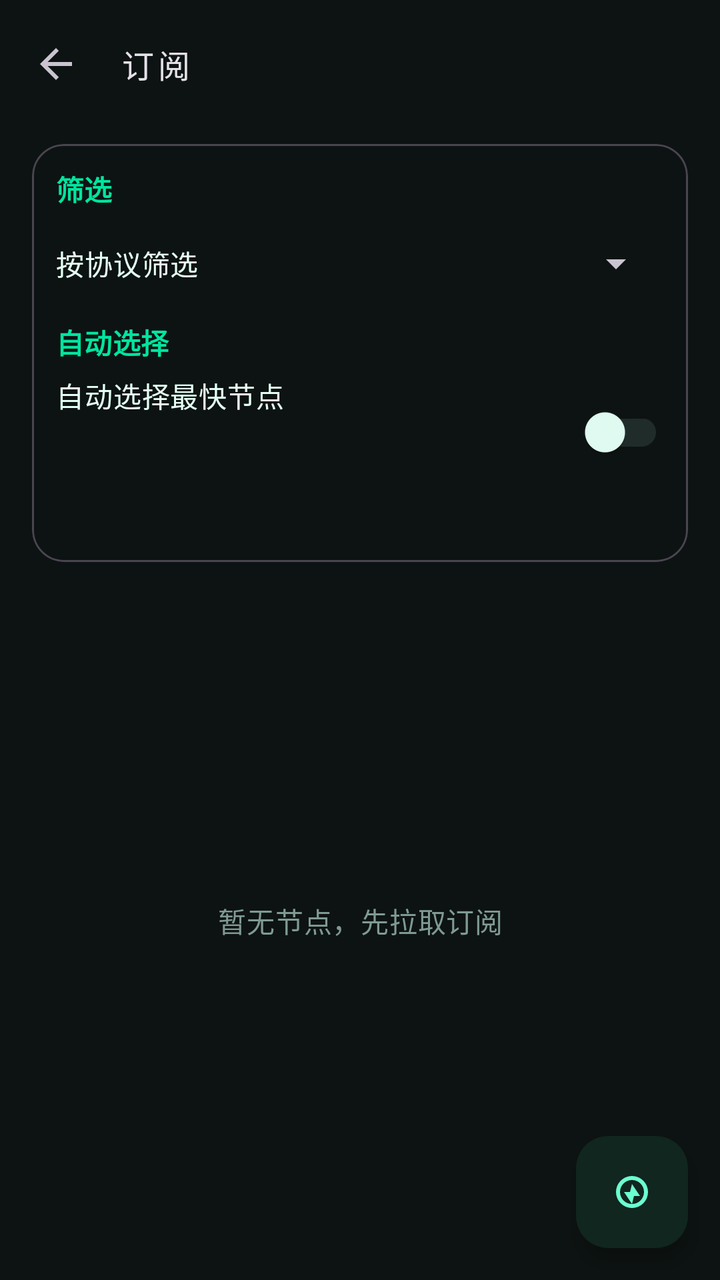
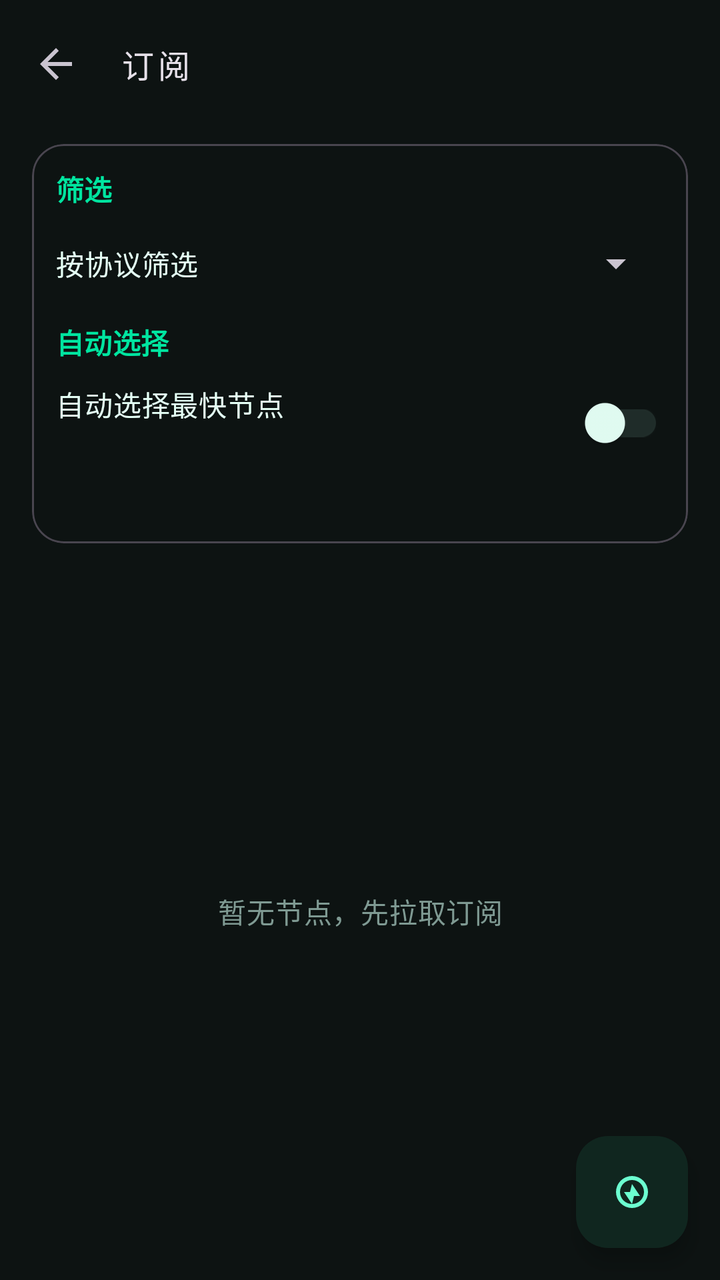

Two renders of the same Android screen: before a commit and after it. Below are the layout's source before the change and the commit's diff.
<!-- AndroidManifest.xml: application theme Theme.TunVPN -->
<!-- res/layout/activity_subscribe.xml -->
<?xml version="1.0" encoding="utf-8"?>
<LinearLayout xmlns:android="http://schemas.android.com/apk/res/android"
	xmlns:app="http://schemas.android.com/apk/res-auto"
	android:orientation="vertical"
	android:layout_width="match_parent"
	android:layout_height="match_parent"
	android:background="?attr/colorSurface">
	<com.google.android.material.appbar.MaterialToolbar
		android:id="@+id/toolbar"
		android:layout_width="match_parent"
		android:layout_height="?attr/actionBarSize"
		app:navigationIcon="?attr/homeAsUpIndicator"
		app:title="@string/subscribe"
		app:titleTextAppearance="@style/TextAppearance.TunVPN.Toolbar"/>
	<com.google.android.material.card.MaterialCardView
		style="@style/Widget.Material3.CardView.Outlined"
		android:layout_width="match_parent"
		android:layout_height="wrap_content"
		android:layout_marginLeft="16dp"
		android:layout_marginRight="16dp"
		android:layout_marginTop="8dp"
		app:cardCornerRadius="16dp">
		<LinearLayout
			android:orientation="vertical"
			android:layout_width="match_parent"
			android:layout_height="wrap_content"
			android:padding="12dp">
			
			<TextView
				android:layout_width="match_parent"
				android:layout_height="wrap_content"
				android:text="@string/sub_section_filter"
				android:textAppearance="?attr/textAppearanceTitleSmall"
				android:textColor="?attr/colorPrimary"
				android:textStyle="bold"/>
			
			<HorizontalScrollView
				android:layout_width="match_parent"
				android:layout_height="wrap_content"
				android:layout_marginTop="6dp"
				android:fillViewport="true"
				android:scrollbars="none">
				<com.google.android.material.chip.ChipGroup
					android:id="@+id/sub_country_chips"
					android:layout_width="wrap_content"
					android:layout_height="wrap_content"
					app:selectionRequired="true"
					app:singleLine="true"
					app:singleSelection="true"/>
			</HorizontalScrollView>
			<LinearLayout
				android:orientation="horizontal"
				android:layout_width="match_parent"
				android:layout_height="wrap_content"
				android:layout_marginTop="6dp"
				android:gravity="center_vertical">
				<TextView
					android:layout_width="wrap_content"
					android:layout_height="wrap_content"
					android:text="@string/sub_proto_filter_label"
					android:textAppearance="?attr/textAppearanceBodyMedium"
					android:textColor="?attr/colorOnSurface"/>
				<Spinner
					android:id="@+id/sub_proto_filter"
					android:layout_width="0dp"
					android:layout_height="wrap_content"
					android:layout_weight="1"
					android:layout_marginStart="10dp"
					android:minHeight="30dp"
					android:spinnerMode="dropdown"/>
			</LinearLayout>

			
			<TextView
				android:layout_width="match_parent"
				android:layout_height="wrap_content"
				android:layout_marginTop="14dp"
				android:text="@string/sub_section_auto"
				android:textAppearance="?attr/textAppearanceTitleSmall"
				android:textColor="?attr/colorPrimary"
				android:textStyle="bold"/>
			<LinearLayout
				android:orientation="horizontal"
				android:layout_width="match_parent"
				android:layout_height="wrap_content"
				android:layout_marginTop="6dp"
				android:gravity="center_vertical">
				<LinearLayout
					android:orientation="vertical"
					android:layout_width="0dp"
					android:layout_height="wrap_content"
					android:layout_weight="1">
					<TextView
						android:layout_width="match_parent"
						android:layout_height="wrap_content"
						android:text="@string/sub_auto"
						android:textAppearance="?attr/textAppearanceBodyMedium"
						android:textColor="?attr/colorOnSurface"/>
					<TextView
						android:id="@+id/sub_auto_hint"
						android:layout_width="match_parent"
						android:layout_height="wrap_content"
						android:paddingTop="2dp"
						android:textAppearance="?attr/textAppearanceBodySmall"
						android:textColor="?attr/colorPrimary"/>
					<TextView
						android:id="@+id/sub_test_url"
						android:layout_width="match_parent"
						android:layout_height="wrap_content"
						android:ellipsize="middle"
						android:maxLines="1"
						android:paddingBottom="2dp"
						android:textAppearance="?attr/textAppearanceBodySmall"
						android:textColor="?attr/colorPrimary"/>
				</LinearLayout>
				<com.google.android.material.switchmaterial.SwitchMaterial
					android:id="@+id/sub_auto"
					android:layout_width="wrap_content"
					android:layout_height="wrap_content"
					android:layout_marginStart="8dp"/>
			</LinearLayout>

			<TextView
				android:id="@+id/sub_stats"
				android:layout_width="match_parent"
				android:layout_height="wrap_content"
				android:layout_marginTop="8dp"
				android:textAppearance="?attr/textAppearanceBodySmall"
				android:textColor="?attr/colorOnSurfaceVariant"/>
		</LinearLayout>
	</com.google.android.material.card.MaterialCardView>
	
	<FrameLayout
		android:layout_width="match_parent"
		android:layout_height="0dp"
		android:layout_weight="1">
		<ListView
			android:id="@+id/sub_list"
			android:layout_width="match_parent"
			android:layout_height="match_parent"
			android:clipToPadding="false"
			android:divider="@android:color/transparent"
			android:dividerHeight="10dp"
			android:paddingLeft="16dp"
			android:paddingRight="16dp"
			android:paddingTop="4dp"
			android:paddingBottom="88dp"
			android:scrollbarStyle="outsideOverlay"/>
		<TextView
			android:id="@+id/sub_empty"
			android:layout_width="match_parent"
			android:layout_height="wrap_content"
			android:layout_gravity="center"
			android:gravity="center"
			android:padding="24dp"
			android:text="@string/sub_empty"
			android:textAppearance="?attr/textAppearanceBodyMedium"
			android:textColor="?attr/colorOnSurfaceVariant"/>
		<com.google.android.material.floatingactionbutton.FloatingActionButton
			android:id="@+id/sub_test_all"
			android:layout_width="wrap_content"
			android:layout_height="wrap_content"
			android:layout_gravity="bottom|end"
			android:layout_margin="16dp"
			android:contentDescription="@string/sub_test_all"
			android:src="@drawable/ic_speed"/>
	</FrameLayout>
</LinearLayout>
<!-- resources referenced by this layout -->
<resources>
  <!-- drawable ic_speed (drawable) -->
  <vector xmlns:android="http://schemas.android.com/apk/res/android"
  	android:width="24dp"
  	android:height="24dp"
  	android:viewportWidth="24"
  	android:viewportHeight="24">
  	<path
  		android:fillColor="#000000"
  		android:pathData="M12,4a8,8 0 1,0 0,16 8,8 0 0,0 0,-16zM12,6a6,6 0 1,1 0,12 6,6 0 0,1 0,-12zM12,8l4,6h-3l-1,4 -4,-6h3l1,-4z"/>
  </vector>
  <string name="sub_auto">自动选择最快节点</string>
  <string name="sub_empty">暂无节点，先拉取订阅</string>
  <string name="sub_proto_filter_label">按协议筛选</string>
  <string name="sub_section_auto">自动选择</string>
  <string name="sub_section_filter">筛选</string>
  <string name="sub_test_all">测速全部</string>
  <string name="subscribe">订阅</string>
  <style name="TextAppearance.TunVPN.Toolbar" parent="TextAppearance.Material3.TitleMedium">
  		<item name="fontFamily">monospace</item>
  		<item name="android:fontFamily">monospace</item>
  		<item name="android:letterSpacing">0.12</item>
  	</style>
  <style name="Theme.TunVPN" parent="Theme.Material3.Dark.NoActionBar">
  		<item name="colorPrimary">#00E5A0</item>
  		<item name="colorOnPrimary">#060A09</item>
  		<item name="colorPrimaryContainer">#10261F</item>
  		<item name="colorOnPrimaryContainer">#6CFFD0</item>
  		<item name="colorSecondary">#00E5A0</item>
  		<item name="colorOnSecondary">#060A09</item>
  		<item name="colorSecondaryContainer">#0B2E26</item>
  		<item name="colorOnSecondaryContainer">#6CFFD0</item>
  		<item name="colorError">#FF5C7A</item>
  		<item name="colorOnError">#060A09</item>
  		<item name="colorErrorContainer">#3A1220</item>
  		<item name="colorOnErrorContainer">#FFC2CE</item>
  		<item name="android:colorBackground">#060A09</item>
  		<item name="colorSurface">#0D1312</item>
  		<item name="colorOnSurface">#E4FFF5</item>
  		<item name="colorSurfaceVariant">#131B1A</item>
  		<item name="colorOnSurfaceVariant">#7F9A93</item>
  		<item name="colorSurfaceContainer">#18221F</item>
  		<item name="colorOutline">#1F2C29</item>
  		<item name="android:statusBarColor">@android:color/transparent</item>
  		<item name="android:navigationBarColor">@android:color/transparent</item>
  		<item name="android:windowLightStatusBar">false</item>
  		<item name="android:windowBackground">#060A09</item>
  	</style>
</resources>

<!-- the commit's change to res/layout/activity_subscribe.xml (unified diff, before → after) -->
@@ -103,16 +103,7 @@
 						android:paddingTop="2dp"
 						android:textAppearance="?attr/textAppearanceBodySmall"
 						android:textColor="?attr/colorPrimary"/>
-					<TextView
-						android:id="@+id/sub_test_url"
-						android:layout_width="match_parent"
-						android:layout_height="wrap_content"
-						android:ellipsize="middle"
-						android:maxLines="1"
-						android:paddingBottom="2dp"
-						android:textAppearance="?attr/textAppearanceBodySmall"
-						android:textColor="?attr/colorPrimary"/>
-				</LinearLayout>
+					</LinearLayout>
 				<com.google.android.material.switchmaterial.SwitchMaterial
 					android:id="@+id/sub_auto"
 					android:layout_width="wrap_content"
